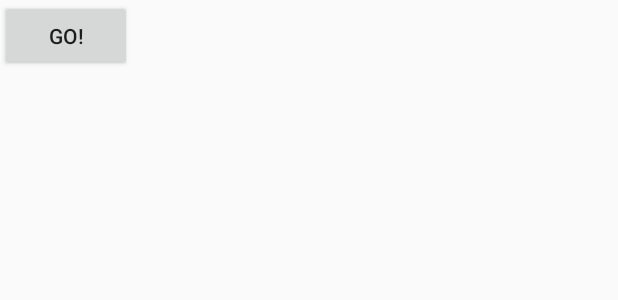
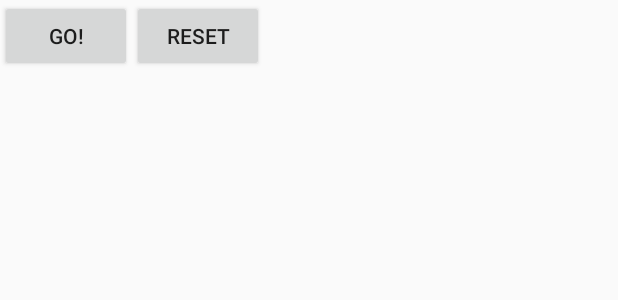
Before and after one commit to zsmoore/Game-Of-Life, an Android app: the layout main_activity.xml on its own in the app's theme, with its tools: preview values and no code run, on a phone screen of 412 x 824 dp. Shown: the top 300 px of the screen. Run offline under Robolectric (Android 15) with nearby library versions, the phone set to English and light mode, and no system bars.

Commit message:
Reset functionality added, conway still seems bugged

```diff
--- a/app/src/main/res/layout/main_activity.xml
+++ b/app/src/main/res/layout/main_activity.xml
@@ -6,10 +6,26 @@
     android:layout_height="match_parent"
     android:id="@+id/main_layout">
 
-    <android.support.v7.widget.AppCompatButton
+    <LinearLayout
+        android:orientation="horizontal"
+        android:layout_width="match_parent"
+        android:layout_height="wrap_content">
+        <android.support.v7.widget.AppCompatButton
+            android:layout_width="wrap_content"
+            android:layout_height="wrap_content"
+            android:text="@string/go"
+            android:id="@+id/go_button"/>
+
+        <android.support.v7.widget.AppCompatButton
+            android:layout_width="wrap_content"
+            android:layout_height="wrap_content"
+            android:text="@string/reset"
+            android:id="@+id/reset_button"/>
+    </LinearLayout>
+
+    <LinearLayout
+        android:orientation="vertical"
         android:layout_width="wrap_content"
         android:layout_height="wrap_content"
-        android:text="@string/go"
-        android:id="@+id/go_button"/>
-
+        android:id="@+id/game_container"/>
 </LinearLayout>
--- a/app/src/main/res/values/strings.xml
+++ b/app/src/main/res/values/strings.xml
@@ -1,4 +1,5 @@
 <resources>
     <string name="app_name">GameOfLife</string>
     <string name="go">Go!</string>
+    <string name="reset">Reset</string>
 </resources>
```
Also changed, not shown: app/src/main/java/com/zachary_moore/gameoflife/GameOfLife.java (+21 -10 lines), app/src/main/java/com/zachary_moore/gameoflife/MainActivity.java (+11 -3 lines).
